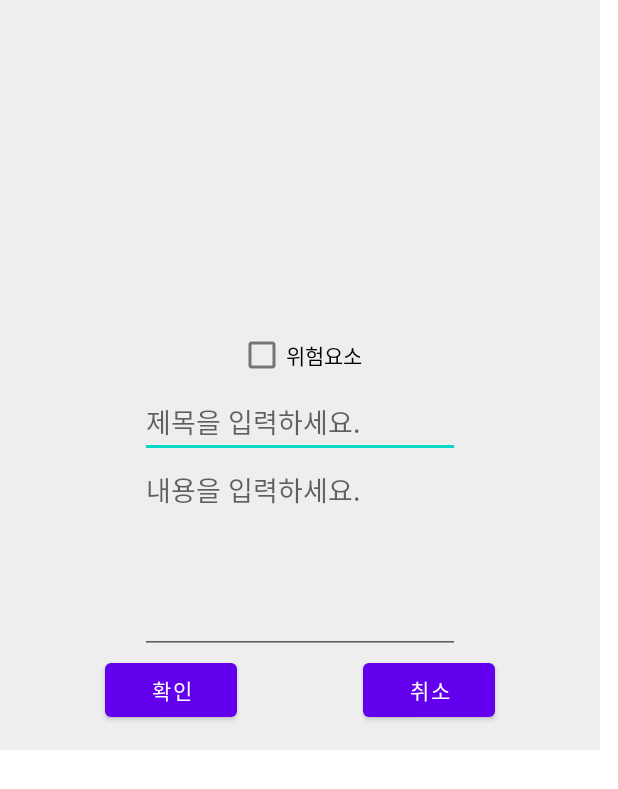
After one commit to gyangho/Nobase-Project, an Android app: the layout activity_report.xml on its own in the app's theme, with its tools: preview values and no code run, on a phone screen of 412 x 824 dp. The commit adds this screen. Shown: the top 789 px of the screen. Run offline under Robolectric (Android 15) with nearby library versions, the phone set to English and light mode, and no system bars.

Commit message:
add reportview

```diff
--- a/app/src/main/AndroidManifest.xml
+++ b/app/src/main/AndroidManifest.xml
@@ -31,6 +31,7 @@
         </activity>
         <activity android:name=".WalkResultActivity" android:theme="@android:style/Theme.Dialog"/>
         <activity android:name=".LoginActivity" android:theme="@android:style/Theme.Dialog"/>
+        <activity android:name=".ReportActivity" android:theme="@android:style/Theme.Dialog"/>
     </application>
 
 </manifest>
--- /dev/null
+++ b/app/src/main/res/layout/activity_report.xml
@@ -0,0 +1,79 @@
+<?xml version="1.0" encoding="utf-8"?>
+<androidx.constraintlayout.widget.ConstraintLayout xmlns:android="http://schemas.android.com/apk/res/android"
+    xmlns:app="http://schemas.android.com/apk/res-auto"
+    xmlns:tools="http://schemas.android.com/tools"
+    android:layout_width="400dp"
+    android:layout_height="500dp"
+    android:background="#eeeeee">
+
+    <Button
+        android:id="@+id/report_button"
+        android:layout_width="wrap_content"
+        android:layout_height="wrap_content"
+        android:layout_marginStart="70dp"
+        android:layout_marginBottom="16dp"
+        android:text="확인"
+        app:layout_constraintBottom_toBottomOf="parent"
+        app:layout_constraintStart_toStartOf="parent" />
+
+    <Button
+        android:id="@+id/cancel_button"
+        android:layout_width="wrap_content"
+        android:layout_height="wrap_content"
+        android:layout_marginEnd="70dp"
+        android:layout_marginBottom="16dp"
+        android:text="취소"
+        app:layout_constraintBottom_toBottomOf="parent"
+        app:layout_constraintEnd_toEndOf="parent" />
+
+    <LinearLayout
+        android:id="@+id/mapview"
+        android:layout_width="350dp"
+        android:layout_height="200dp"
+        android:orientation="vertical"
+        app:layout_constraintBottom_toBottomOf="parent"
+        app:layout_constraintEnd_toEndOf="parent"
+        app:layout_constraintStart_toStartOf="parent"
+        app:layout_constraintTop_toTopOf="parent"
+        app:layout_constraintVertical_bias="0.053" />
+
+    <EditText
+        android:id="@+id/et_title"
+        android:layout_width="wrap_content"
+        android:layout_height="wrap_content"
+        android:ems="10"
+        android:hint="제목을 입력하세요."
+        android:inputType="textPersonName"
+        app:layout_constraintBottom_toBottomOf="parent"
+        app:layout_constraintEnd_toEndOf="parent"
+        app:layout_constraintStart_toStartOf="parent"
+        app:layout_constraintTop_toTopOf="parent"
+        app:layout_constraintVertical_bias="0.569" />
+
+    <EditText
+        android:id="@+id/et_subtitle"
+        android:layout_width="wrap_content"
+        android:layout_height="wrap_content"
+        android:ems="10"
+        android:gravity="start|top"
+        android:hint="내용을 입력하세요."
+        android:inputType="textMultiLine"
+        android:lines="5"
+        app:layout_constraintBottom_toBottomOf="parent"
+        app:layout_constraintEnd_toEndOf="parent"
+        app:layout_constraintStart_toStartOf="parent"
+        app:layout_constraintTop_toTopOf="parent"
+        app:layout_constraintVertical_bias="0.826" />
+
+    <CheckBox
+        android:id="@+id/is_alert"
+        android:layout_width="wrap_content"
+        android:layout_height="wrap_content"
+        android:text="위험요소"
+        app:layout_constraintBottom_toBottomOf="parent"
+        app:layout_constraintEnd_toEndOf="parent"
+        app:layout_constraintStart_toStartOf="parent"
+        app:layout_constraintTop_toTopOf="parent"
+        app:layout_constraintVertical_bias="0.471" />
+
+</androidx.constraintlayout.widget.ConstraintLayout>
```
Also changed, not shown: app/src/main/java/com/example/project/MainActivity.java (+68 -51 lines), app/src/main/java/com/example/project/ReportActivity.java (added, +69 -0 lines), app/src/main/res/layout/activity_main.xml (+24 -1 lines), app/src/main/java/com/example/project/WalkResultActivity.java (line endings or trailing spaces), app/src/main/res/drawable/location_icon.png (added).
